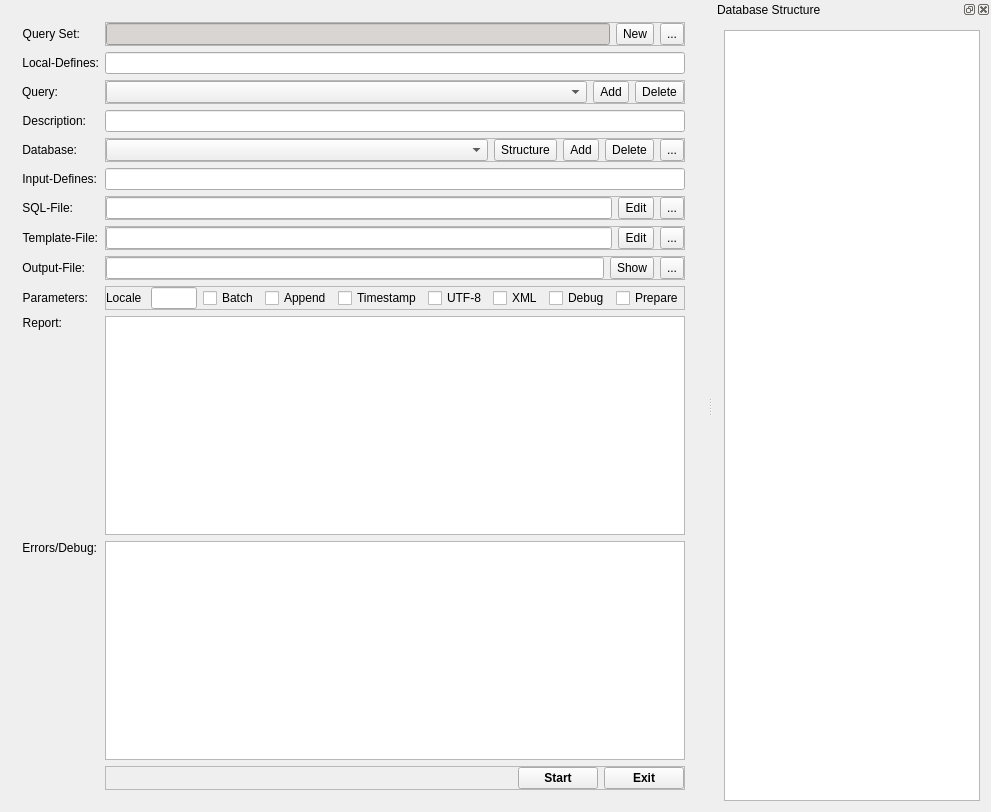
Before: the Qt Designer form SqlReport.ui in mosling/SQLReport, drawn with Qt 5.
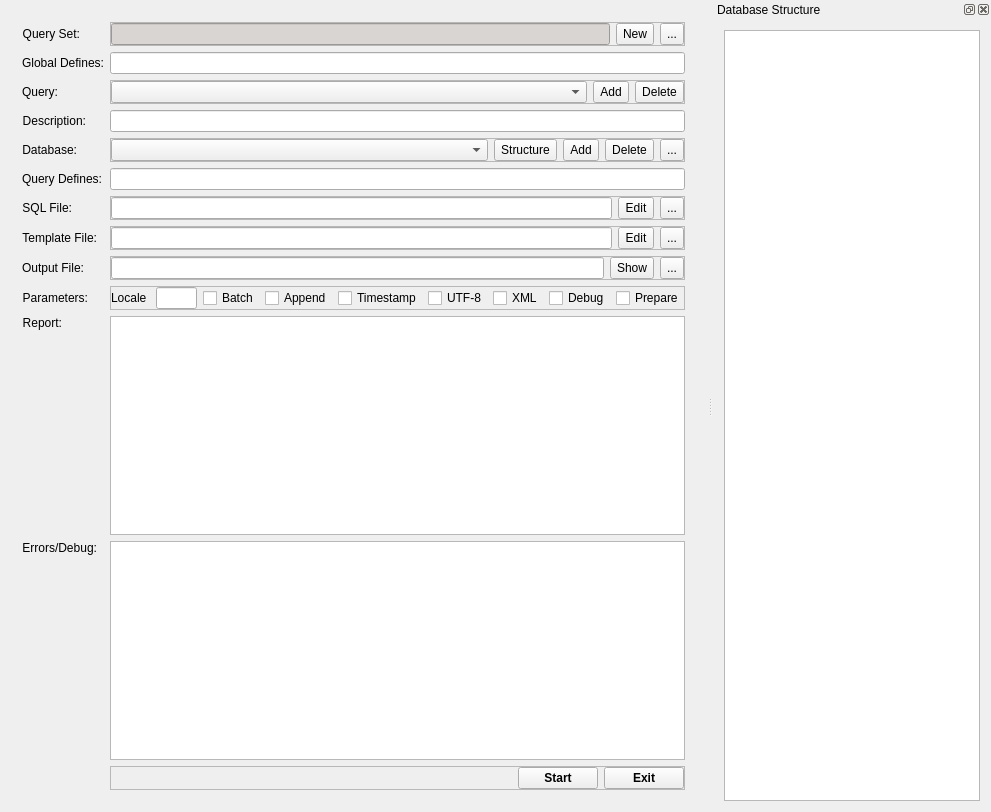
After: the same form once the commit is applied.

The edit to the form file:
```diff
--- a/SqlReport.ui
+++ b/SqlReport.ui
@@ -90,6 +90,8 @@
              <font>
               <family>Tahoma</family>
               <pointsize>9</pointsize>
+              <weight>50</weight>
+              <bold>false</bold>
              </font>
             </property>
             <property name="toolTip">
@@ -168,13 +170,15 @@
           <font>
            <family>Tahoma</family>
            <pointsize>9</pointsize>
+           <weight>50</weight>
+           <bold>false</bold>
           </font>
          </property>
          <property name="toolTip">
           <string/>
          </property>
          <property name="text">
-          <string>Local-Defines:</string>
+          <string>Global Defines:</string>
          </property>
          <property name="alignment">
           <set>Qt::AlignRight|Qt::AlignTrailing|Qt::AlignVCenter</set>
@@ -187,6 +191,8 @@
           <font>
            <family>Tahoma</family>
            <pointsize>9</pointsize>
+           <weight>50</weight>
+           <bold>false</bold>
           </font>
          </property>
          <property name="toolTip">
@@ -516,10 +522,12 @@
           <font>
            <family>Tahoma</family>
            <pointsize>9</pointsize>
+           <weight>50</weight>
+           <bold>false</bold>
           </font>
          </property>
          <property name="text">
-          <string>Input-Defines:</string>
+          <string>Query Defines:</string>
          </property>
          <property name="alignment">
           <set>Qt::AlignRight|Qt::AlignTrailing|Qt::AlignVCenter</set>
@@ -532,6 +540,8 @@
           <font>
            <family>Tahoma</family>
            <pointsize>9</pointsize>
+           <weight>50</weight>
+           <bold>false</bold>
           </font>
          </property>
          <property name="toolTip">
@@ -553,7 +563,7 @@
           </font>
          </property>
          <property name="text">
-          <string>SQL-File:</string>
+          <string>SQL File:</string>
          </property>
          <property name="alignment">
           <set>Qt::AlignRight|Qt::AlignTrailing|Qt::AlignVCenter</set>
@@ -660,7 +670,7 @@
           </font>
          </property>
          <property name="text">
-          <string>Template-File:</string>
+          <string>Template File:</string>
          </property>
          <property name="alignment">
           <set>Qt::AlignRight|Qt::AlignTrailing|Qt::AlignVCenter</set>
@@ -764,7 +774,7 @@
           </font>
          </property>
          <property name="text">
-          <string>Output-File:</string>
+          <string>Output File:</string>
          </property>
          <property name="alignment">
           <set>Qt::AlignRight|Qt::AlignTrailing|Qt::AlignVCenter</set>
@@ -903,6 +913,8 @@
              <font>
               <family>Tahoma</family>
               <pointsize>9</pointsize>
+              <weight>50</weight>
+              <bold>false</bold>
              </font>
             </property>
             <property name="text">
@@ -921,10 +933,25 @@
             <property name="font">
              <font>
               <pointsize>9</pointsize>
+              <weight>50</weight>
+              <bold>false</bold>
              </font>
             </property>
            </widget>
           </item>
+          <item>
+           <spacer name="horizontalSpacer_2">
+            <property name="orientation">
+             <enum>Qt::Horizontal</enum>
+            </property>
+            <property name="sizeHint" stdset="0">
+             <size>
+              <width>40</width>
+              <height>20</height>
+             </size>
+            </property>
+           </spacer>
+          </item>
           <item>
            <widget class="QCheckBox" name="checkBoxBatchRun">
             <property name="sizePolicy">
@@ -1154,6 +1181,8 @@
           <font>
            <family>Tahoma</family>
            <pointsize>9</pointsize>
+           <weight>50</weight>
+           <bold>false</bold>
           </font>
          </property>
         </widget>
```
Left out of the diff: 53 changed lines with no effect on the pictures.
